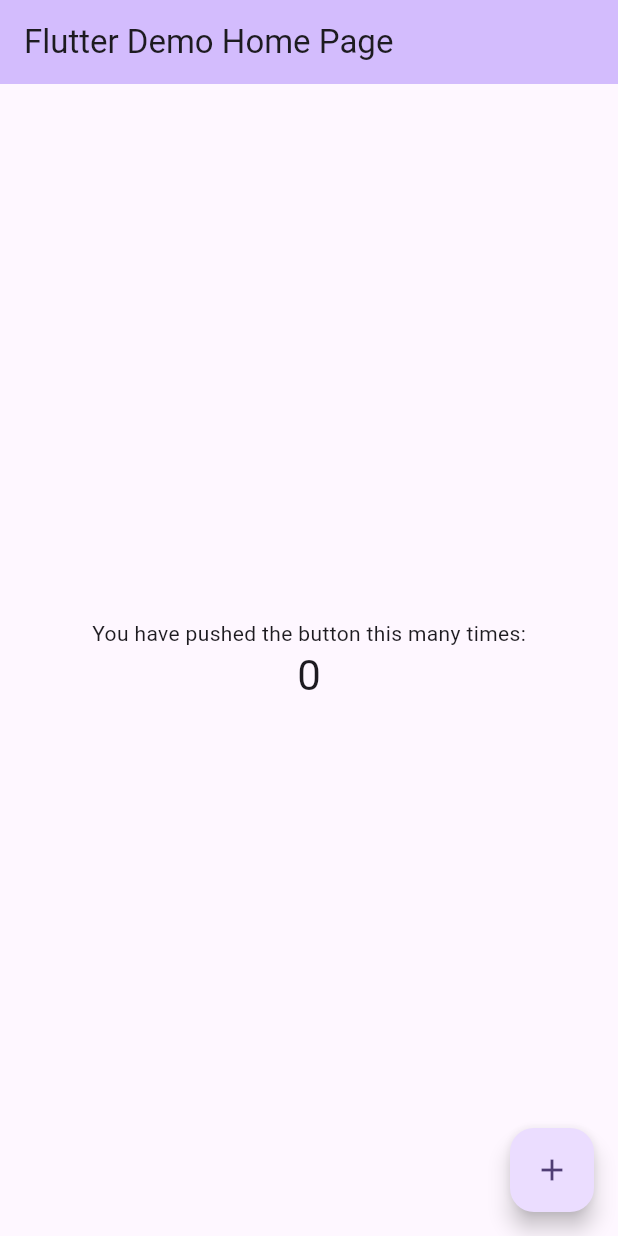
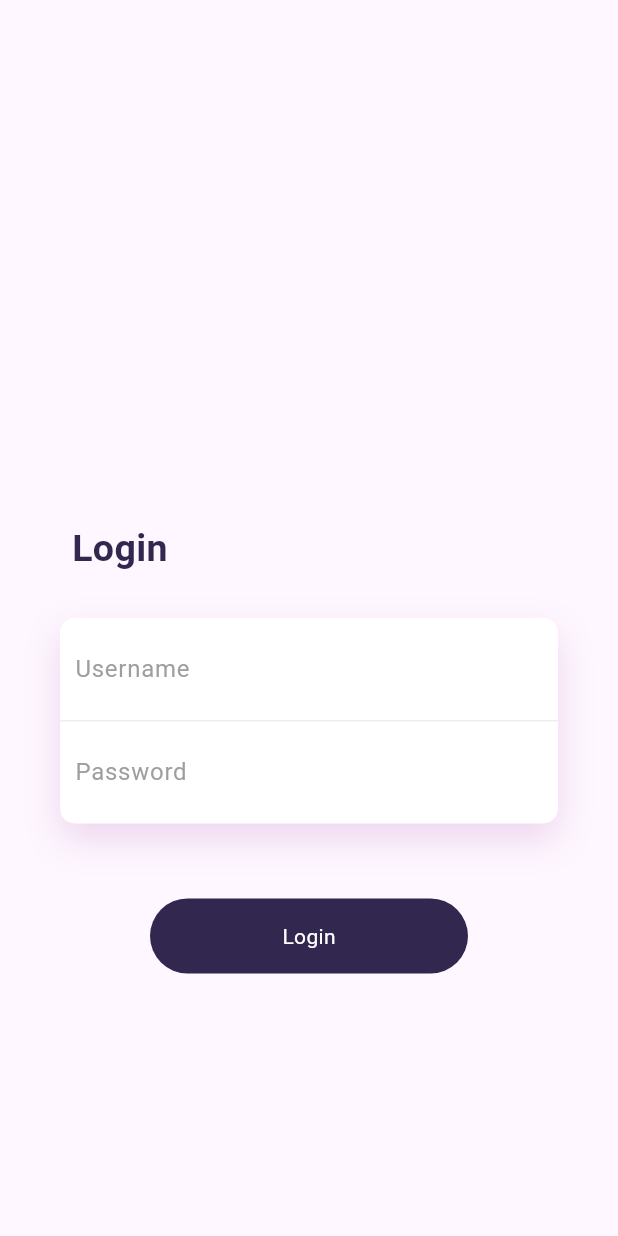
Before and after one commit to Logeshsharma/bus-assignment2-moibleapp-prototype, a Flutter app: the screen it shows after launch, on a phone screen of 412 x 824 dp. Run offline on Flutter 3.47's test engine with Material 3 defaults, Android fonts, the phone set to English and light mode, and no system bars; our stand-ins replace animate_do.

Commit message:
Add login screen

```diff
--- a/lib/main.dart
+++ b/lib/main.dart
@@ -1,3 +1,4 @@
+import 'package:assignment2_mobileapp_prototype/module/login/presentation/login_screen.dart';
 import 'package:flutter/material.dart';
 
 void main() {
@@ -11,115 +12,13 @@
   @override
   Widget build(BuildContext context) {
     return MaterialApp(
-      title: 'Flutter Demo',
+      title: 'Bus Assignment 2 prototype',
       theme: ThemeData(
-        // This is the theme of your application.
-        //
-        // TRY THIS: Try running your application with "flutter run". You'll see
-        // the application has a purple toolbar. Then, without quitting the app,
-        // try changing the seedColor in the colorScheme below to Colors.green
-        // and then invoke "hot reload" (save your changes or press the "hot
-        // reload" button in a Flutter-supported IDE, or press "r" if you used
-        // the command line to start the app).
-        //
-        // Notice that the counter didn't reset back to zero; the application
-        // state is not lost during the reload. To reset the state, use hot
-        // restart instead.
-        //
-        // This works for code too, not just values: Most code changes can be
-        // tested with just a hot reload.
         colorScheme: ColorScheme.fromSeed(seedColor: Colors.deepPurple),
         useMaterial3: true,
       ),
-      home: const MyHomePage(title: 'Flutter Demo Home Page'),
+      debugShowCheckedModeBanner: false,
+      home: const LoginScreen(),
     );
   }
 }
-
-class MyHomePage extends StatefulWidget {
-  const MyHomePage({super.key, required this.title});
-
-  // This widget is the home page of your application. It is stateful, meaning
-  // that it has a State object (defined below) that contains fields that affect
-  // how it looks.
-
-  // This class is the configuration for the state. It holds the values (in this
-  // case the title) provided by the parent (in this case the App widget) and
-  // used by the build method of the State. Fields in a Widget subclass are
-  // always marked "final".
-
-  final String title;
-
-  @override
-  State<MyHomePage> createState() => _MyHomePageState();
-}
-
-class _MyHomePageState extends State<MyHomePage> {
-  int _counter = 0;
-
-  void _incrementCounter() {
-    setState(() {
-      // This call to setState tells the Flutter framework that something has
-      // changed in this State, which causes it to rerun the build method below
-      // so that the display can reflect the updated values. If we changed
-      // _counter without calling setState(), then the build method would not be
-      // called again, and so nothing would appear to happen.
-      _counter++;
-    });
-  }
-
-  @override
-  Widget build(BuildContext context) {
-    // This method is rerun every time setState is called, for instance as done
-    // by the _incrementCounter method above.
-    //
-    // The Flutter framework has been optimized to make rerunning build methods
-    // fast, so that you can just rebuild anything that needs updating rather
-    // than having to individually change instances of widgets.
-    return Scaffold(
-      appBar: AppBar(
-        // TRY THIS: Try changing the color here to a specific color (to
-        // Colors.amber, perhaps?) and trigger a hot reload to see the AppBar
-        // change color while the other colors stay the same.
-        backgroundColor: Theme.of(context).colorScheme.inversePrimary,
-        // Here we take the value from the MyHomePage object that was created by
-        // the App.build method, and use it to set our appbar title.
-        title: Text(widget.title),
-      ),
-      body: Center(
-        // Center is a layout widget. It takes a single child and positions it
-        // in the middle of the parent.
-        child: Column(
-          // Column is also a layout widget. It takes a list of children and
-          // arranges them vertically. By default, it sizes itself to fit its
-          // children horizontally, and tries to be as tall as its parent.
-          //
-          // Column has various properties to control how it sizes itself and
-          // how it positions its children. Here we use mainAxisAlignment to
-          // center the children vertically; the main axis here is the vertical
-          // axis because Columns are vertical (the cross axis would be
-          // horizontal).
-          //
-          // TRY THIS: Invoke "debug painting" (choose the "Toggle Debug Paint"
-          // action in the IDE, or press "p" in the console), to see the
-          // wireframe for each widget.
-          mainAxisAlignment: MainAxisAlignment.center,
-          children: <Widget>[
-            const Text(
-              'You have pushed the button this many times:',
-            ),
-            Text(
-              '$_counter',
-              style: Theme.of(context).textTheme.headlineMedium,
-            ),
-          ],
-        ),
-      ),
-      floatingActionButton: FloatingActionButton(
-        onPressed: _incrementCounter,
-        tooltip: 'Increment',
-        child: const Icon(Icons.add),
-      ), // This trailing comma makes auto-formatting nicer for build methods.
-    );
-  }
-}
--- /dev/null
+++ b/lib/module/login/presentation/login_screen.dart
@@ -0,0 +1,110 @@
+import 'package:flutter/material.dart';
+import 'package:animate_do/animate_do.dart';
+
+class LoginScreen extends StatelessWidget {
+  const LoginScreen({super.key});
+
+  @override
+  Widget build(BuildContext context) {
+    return Scaffold(
+      body: _body(),
+    );
+  }
+
+  Widget _body() {
+    return SafeArea(
+        child: Padding(
+      padding: const EdgeInsets.all(40.0),
+      child: Column(
+        crossAxisAlignment: CrossAxisAlignment.start,
+        children: [
+          const SizedBox(height: 300),
+          _loginText(),
+          const SizedBox(height: 20),
+          _loginFields(),
+          const SizedBox(height: 50),
+          _loginButton()
+        ],
+      ),
+    ));
+  }
+
+  Widget _loginText() {
+    return FadeInUp(
+        duration: const Duration(milliseconds: 1500),
+        child: const Padding(
+          padding: EdgeInsets.all(8.0),
+          child: Text('Login',
+              style: TextStyle(
+                color: Color.fromRGBO(49, 39, 79, 1),
+                fontWeight: FontWeight.bold,
+                fontSize: 25,
+              )),
+        ));
+  }
+
+  Widget _loginFields() {
+    return FadeInUp(
+      duration: const Duration(milliseconds: 1700),
+      child: Container(
+        decoration: BoxDecoration(
+            borderRadius: BorderRadius.circular(10),
+            color: Colors.white,
+            boxShadow: const [
+              BoxShadow(
+                  color: Color.fromRGBO(196, 135, 198, .3),
+                  blurRadius: 20,
+                  offset: Offset(0, 10))
+            ]),
+        child: Column(
+          children: [_userName(), _password()],
+        ),
+      ),
+    );
+  }
+
+  Widget _userName() {
+    return Container(
+      padding: const EdgeInsets.all(10),
+      decoration: BoxDecoration(
+          border: Border(bottom: BorderSide(color: Colors.grey[200]!))),
+      child: const TextField(
+        decoration: InputDecoration(
+            border: InputBorder.none,
+            hintText: 'Username',
+            hintStyle: TextStyle(color: Colors.grey)),
+      ),
+    );
+  }
+
+  Widget _password() {
+    return Container(
+      padding: const EdgeInsets.all(10),
+      child: const TextField(
+        decoration: InputDecoration(
+            border: InputBorder.none,
+            hintText: 'Password',
+            hintStyle: TextStyle(color: Colors.grey)),
+      ),
+    );
+  }
+
+  Widget _loginButton() {
+    return FadeInUp(
+        duration: const Duration(milliseconds: 1700),
+        child: Container(
+          height: 50,
+          margin: const EdgeInsets.symmetric(horizontal: 60),
+          decoration: BoxDecoration(
+            borderRadius: BorderRadius.circular(50),
+            color: const Color.fromRGBO(49, 39, 79, 1),
+          ),
+          child: const Center(
+            child: Text(
+              'Login',
+              style: TextStyle(color: Colors.white),
+            ),
+          ),
+        ));
+  }
+}
--- a/pubspec.yaml
+++ b/pubspec.yaml
@@ -35,6 +35,8 @@ dependencies:
   # The following adds the Cupertino Icons font to your application.
   # Use with the CupertinoIcons class for iOS style icons.
   cupertino_icons: ^1.0.8
+  get: ^4.7.2
+  animate_do: ^3.1.2
 
 dev_dependencies:
   flutter_test:
```
Also changed, not shown: pubspec.lock.
